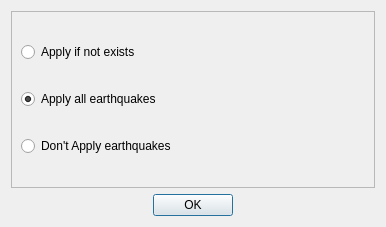
ebrahimraeyat/civilTools, file widgets/edit/apply_earthquake_factors.ui: the form before one commit.
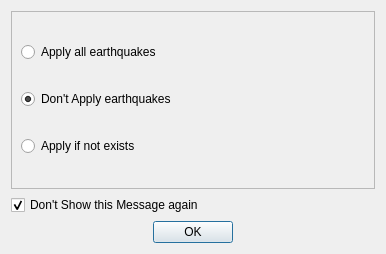
The form after the commit. Icons and pictures are not drawn.

Commit message: Add preferences for apply earthquakes

```diff
--- a/widgets/edit/apply_earthquake_factors.ui
+++ b/widgets/edit/apply_earthquake_factors.ui
@@ -7,7 +7,7 @@
     <x>0</x>
     <y>0</y>
     <width>386</width>
-    <height>227</height>
+    <height>254</height>
    </rect>
   </property>
   <property name="windowTitle">
@@ -27,23 +27,6 @@
       <enum>QFrame::Raised</enum>
      </property>
      <layout class="QVBoxLayout" name="verticalLayout">
-      <item>
-       <widget class="QRadioButton" name="update_if_not_exists">
-        <property name="text">
-         <string>Apply if not exists</string>
-        </property>
-        <property name="icon">
-         <iconset resource="../../civiltools.qrc">
-          <normaloff>:/civiltools/images/tick.svg</normaloff>:/civiltools/images/tick.svg</iconset>
-        </property>
-        <property name="iconSize">
-         <size>
-          <width>40</width>
-          <height>40</height>
-         </size>
-        </property>
-       </widget>
-      </item>
       <item>
        <widget class="QRadioButton" name="update_all_earthquakes">
         <property name="text">
@@ -60,7 +43,7 @@
          </size>
         </property>
         <property name="checked">
-         <bool>true</bool>
+         <bool>false</bool>
         </property>
        </widget>
       </item>
@@ -79,11 +62,41 @@
           <height>40</height>
          </size>
         </property>
+        <property name="checked">
+         <bool>true</bool>
+        </property>
+       </widget>
+      </item>
+      <item>
+       <widget class="QRadioButton" name="update_if_not_exists">
+        <property name="text">
+         <string>Apply if not exists</string>
+        </property>
+        <property name="icon">
+         <iconset resource="../../civiltools.qrc">
+          <normaloff>:/civiltools/images/tick.svg</normaloff>:/civiltools/images/tick.svg</iconset>
+        </property>
+        <property name="iconSize">
+         <size>
+          <width>40</width>
+          <height>40</height>
+         </size>
+        </property>
        </widget>
       </item>
      </layout>
     </widget>
    </item>
+   <item>
+    <widget class="QCheckBox" name="dont_show_earthquakes_apply_again">
+     <property name="text">
+      <string>Don't Show this Message again</string>
+     </property>
+     <property name="checked">
+      <bool>true</bool>
+     </property>
+    </widget>
+   </item>
    <item>
     <widget class="QDialogButtonBox" name="buttonBox">
      <property name="orientation">
```
The commit also changes 2 other files.
